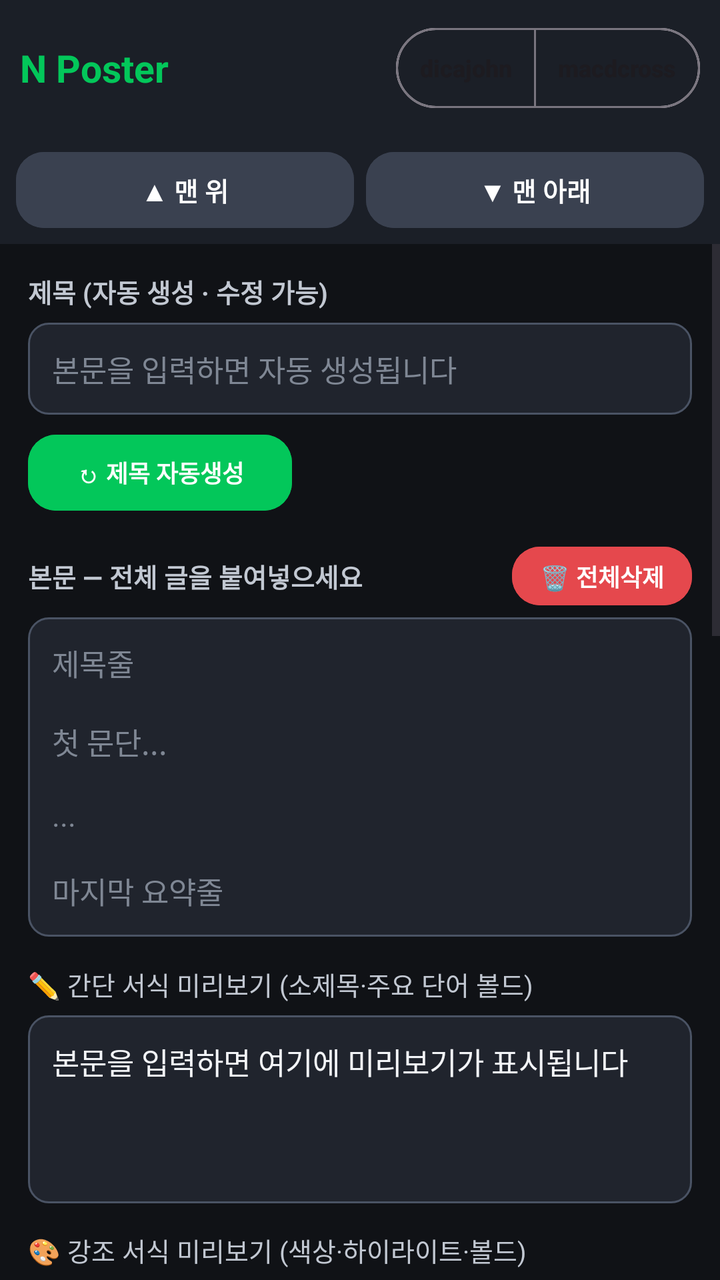
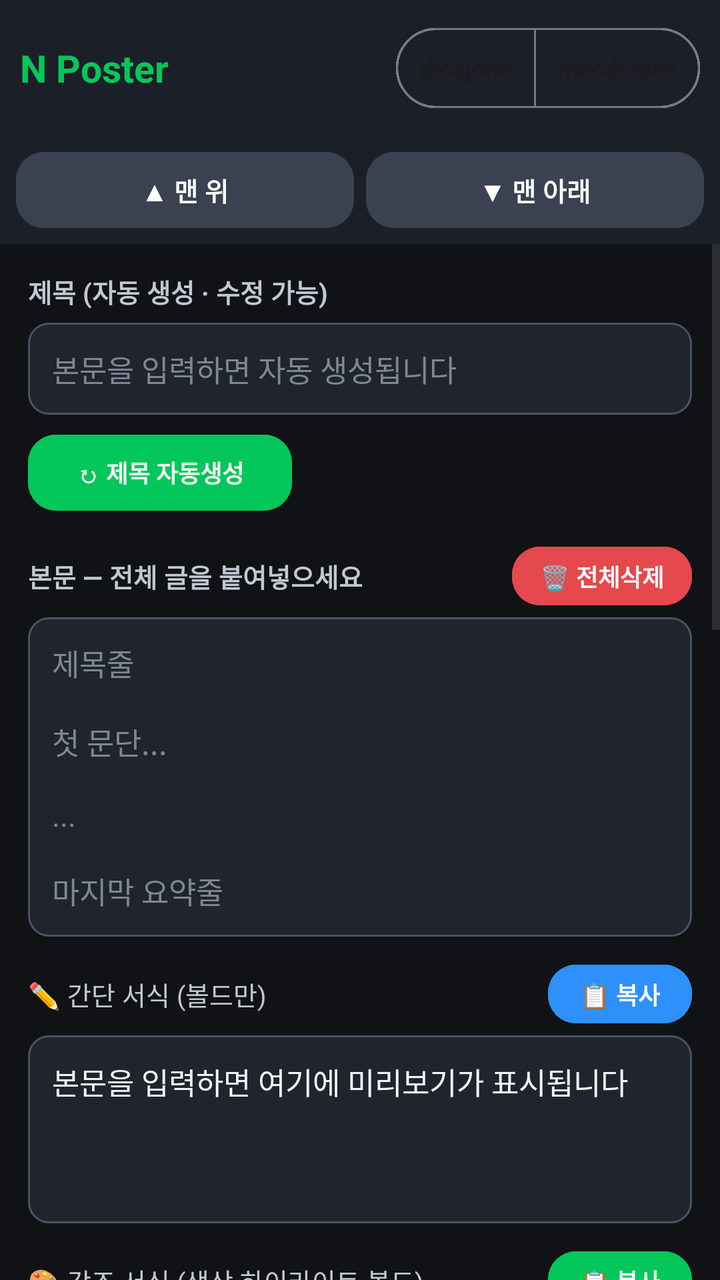

Screens rendered from an Android XML layout before and after an edit, with the pre-edit source and the edit as a unified diff.
<!-- AndroidManifest.xml: application theme Theme.Nclaude -->
<!-- res/layout/activity_main.xml -->
<?xml version="1.0" encoding="utf-8"?>
<LinearLayout xmlns:android="http://schemas.android.com/apk/res/android"
    xmlns:app="http://schemas.android.com/apk/res-auto"
    android:layout_width="match_parent"
    android:layout_height="match_parent"
    android:orientation="vertical"
    android:background="@color/bg_app">

    
    <LinearLayout
        android:layout_width="match_parent"
        android:layout_height="wrap_content"
        android:orientation="horizontal"
        android:gravity="center_vertical"
        android:padding="10dp"
        android:background="@color/bg_bar">

        <TextView
            android:layout_width="0dp"
            android:layout_height="wrap_content"
            android:layout_weight="1"
            android:text="N Poster"
            android:textColor="@color/brand_green"
            android:textSize="19sp"
            android:textStyle="bold" />

        <com.google.android.material.button.MaterialButtonToggleGroup
            android:id="@+id/accountGroup"
            android:layout_width="wrap_content"
            android:layout_height="wrap_content"
            app:singleSelection="true"
            app:selectionRequired="true">

            <com.google.android.material.button.MaterialButton
                android:id="@+id/btnAcc1"
                style="?attr/materialButtonOutlinedStyle"
                android:layout_width="wrap_content"
                android:layout_height="wrap_content"
                android:text="dicajohn"
                android:textSize="12sp"
                android:minWidth="0dp"
                android:paddingStart="12dp"
                android:paddingEnd="12dp" />

            <com.google.android.material.button.MaterialButton
                android:id="@+id/btnAcc2"
                style="?attr/materialButtonOutlinedStyle"
                android:layout_width="wrap_content"
                android:layout_height="wrap_content"
                android:text="macdcross"
                android:textSize="12sp"
                android:minWidth="0dp"
                android:paddingStart="12dp"
                android:paddingEnd="12dp" />
        </com.google.android.material.button.MaterialButtonToggleGroup>
    </LinearLayout>

    <ProgressBar
        android:id="@+id/progress"
        style="?android:attr/progressBarStyleHorizontal"
        android:layout_width="match_parent"
        android:layout_height="wrap_content"
        android:indeterminate="true"
        android:visibility="gone" />

    <TextView
        android:id="@+id/status"
        android:layout_width="match_parent"
        android:layout_height="wrap_content"
        android:padding="8dp"
        android:textColor="@color/brand_green"
        android:textSize="14sp"
        android:textStyle="bold"
        android:visibility="gone" />

    
    <TextView
        android:id="@+id/debugLog"
        android:layout_width="match_parent"
        android:layout_height="wrap_content"
        android:paddingStart="8dp"
        android:paddingEnd="8dp"
        android:paddingTop="3dp"
        android:paddingBottom="3dp"
        android:background="#0a0c10"
        android:fontFamily="monospace"
        android:textColor="#83d39a"
        android:textSize="10sp"
        android:maxLines="3"
        android:scrollbars="vertical"
        android:visibility="gone" />

    
    <LinearLayout
        android:id="@+id/postBar"
        android:layout_width="match_parent"
        android:layout_height="wrap_content"
        android:orientation="horizontal"
        android:background="@color/bg_bar"
        android:paddingStart="8dp"
        android:paddingEnd="8dp"
        android:paddingTop="4dp"
        android:paddingBottom="4dp"
        android:visibility="gone">

        <Button android:id="@+id/btnCollapseChrome"
            android:layout_width="0dp" android:layout_height="wrap_content"
            android:layout_weight="1" android:minWidth="0dp"
            android:minHeight="0dp" android:insetTop="0dp" android:insetBottom="0dp"
            android:backgroundTint="@color/neutral_slate"
            android:text="▾ 입력도구·로그 접기" android:textSize="12sp" />

        <Button android:id="@+id/btnGuide"
            android:layout_width="0dp" android:layout_height="wrap_content"
            android:layout_weight="1" android:layout_marginStart="6dp" android:minWidth="0dp"
            android:minHeight="0dp" android:insetTop="0dp" android:insetBottom="0dp"
            android:backgroundTint="@color/warn_orange"
            android:text="❓ 사용법" android:textSize="12sp" />
    </LinearLayout>

    
    <LinearLayout
        android:id="@+id/navBar"
        android:layout_width="match_parent"
        android:layout_height="wrap_content"
        android:orientation="horizontal"
        android:background="@color/bg_bar"
        android:paddingStart="8dp"
        android:paddingEnd="8dp"
        android:paddingTop="4dp"
        android:paddingBottom="4dp">

        <Button android:id="@+id/btnScrollTop"
            android:layout_width="0dp" android:layout_height="wrap_content"
            android:layout_weight="1" android:minWidth="0dp"
            android:backgroundTint="@color/neutral_slate"
            android:text="▲ 맨 위" android:textSize="13sp" />

        <Button android:id="@+id/btnScrollBottom"
            android:layout_width="0dp" android:layout_height="wrap_content"
            android:layout_weight="1" android:layout_marginStart="6dp" android:minWidth="0dp"
            android:backgroundTint="@color/neutral_slate"
            android:text="▼ 맨 아래" android:textSize="13sp" />
    </LinearLayout>

    
    <LinearLayout
        android:id="@+id/manualBar"
        android:layout_width="match_parent"
        android:layout_height="wrap_content"
        android:orientation="vertical"
        android:background="@color/bg_bar"
        android:paddingStart="6dp"
        android:paddingEnd="6dp"
        android:paddingTop="4dp"
        android:paddingBottom="4dp"
        android:visibility="gone">

        
        <LinearLayout
            android:layout_width="match_parent"
            android:layout_height="wrap_content"
            android:orientation="horizontal">

            <Button android:id="@+id/btnFillTitle"
                android:layout_width="0dp" android:layout_height="wrap_content"
                android:layout_weight="1" android:minWidth="0dp"
                android:backgroundTint="@color/accent_blue"
                android:text="제목 입력" android:textSize="12sp"
                android:paddingStart="2dp" android:paddingEnd="2dp" />

            <Button android:id="@+id/btnTitlePaste"
                android:layout_width="0dp" android:layout_height="wrap_content"
                android:layout_weight="1" android:layout_marginStart="6dp" android:minWidth="0dp"
                android:backgroundTint="@color/accent_blue"
                android:text="제목 붙여넣기" android:textSize="12sp"
                android:paddingStart="2dp" android:paddingEnd="2dp" />
        </LinearLayout>

        
        <LinearLayout
            android:layout_width="match_parent"
            android:layout_height="wrap_content"
            android:orientation="horizontal"
            android:layout_marginTop="6dp">

            <Button android:id="@+id/btnFillBody"
                android:layout_width="0dp" android:layout_height="wrap_content"
                android:layout_weight="1" android:minWidth="0dp"
                android:backgroundTint="@color/brand_green"
                android:text="내용 입력" android:textSize="12sp"
                android:paddingStart="2dp" android:paddingEnd="2dp" />

            <Button android:id="@+id/btnBodyPaste"
                android:layout_width="0dp" android:layout_height="wrap_content"
                android:layout_weight="1" android:layout_marginStart="6dp" android:minWidth="0dp"
                android:backgroundTint="@color/brand_green"
                android:text="내용 붙여넣기" android:textSize="12sp"
                android:paddingStart="2dp" android:paddingEnd="2dp" />
        </LinearLayout>

        
        <Button android:id="@+id/btnFillPhoto"
            android:layout_width="match_parent" android:layout_height="wrap_content"
            android:layout_marginTop="6dp" android:minWidth="0dp"
            android:backgroundTint="@color/warn_orange"
            android:text="🖼 사진 입력(파일 선택창)" android:textSize="12sp"
            android:paddingStart="2dp" android:paddingEnd="2dp" />
    </LinearLayout>

    
    <LinearLayout
        android:layout_width="match_parent"
        android:layout_height="0dp"
        android:layout_weight="1"
        android:orientation="vertical">

        <ScrollView
            android:id="@+id/form"
            android:layout_width="match_parent"
            android:layout_height="0dp"
            android:layout_weight="1"
            android:fillViewport="true">

            <LinearLayout
                android:layout_width="match_parent"
                android:layout_height="wrap_content"
                android:orientation="vertical"
                android:padding="14dp">

                <LinearLayout
                    android:layout_width="match_parent"
                    android:layout_height="wrap_content"
                    android:orientation="horizontal"
                    android:gravity="center_vertical">

                    <TextView
                        android:layout_width="0dp"
                        android:layout_height="wrap_content"
                        android:layout_weight="1"
                        android:text="제목 (자동 생성 · 수정 가능)"
                        android:textColor="@color/text_secondary"
                        android:textSize="13sp"
                        android:textStyle="bold" />
                </LinearLayout>

                <EditText
                    android:id="@+id/titleInput"
                    android:layout_width="match_parent"
                    android:layout_height="wrap_content"
                    android:hint="본문을 입력하면 자동 생성됩니다"
                    android:textColor="@color/text_primary"
                    android:textColorHint="@color/text_hint"
                    android:textSize="15sp"
                    android:background="@drawable/bg_input"
                    android:padding="12dp"
                    android:layout_marginTop="6dp"
                    android:inputType="textMultiLine"
                    android:maxLines="3" />

                <Button
                    android:id="@+id/btnGenTitle"
                    android:layout_width="wrap_content"
                    android:layout_height="wrap_content"
                    android:layout_marginTop="6dp"
                    android:backgroundTint="@color/brand_green"
                    android:text="↻ 제목 자동생성"
                    android:textSize="12sp" />

                <LinearLayout
                    android:layout_width="match_parent"
                    android:layout_height="wrap_content"
                    android:orientation="horizontal"
                    android:gravity="center_vertical"
                    android:layout_marginTop="14dp">

                    <TextView
                        android:id="@+id/contentLabel"
                        android:layout_width="0dp"
                        android:layout_height="wrap_content"
                        android:layout_weight="1"
                        android:text="본문 — 전체 글을 붙여넣으세요"
                        android:textColor="@color/text_secondary"
                        android:textSize="13sp"
                        android:textStyle="bold" />

                    <Button
                        android:id="@+id/btnDeleteContent"
                        android:layout_width="wrap_content"
                        android:layout_height="wrap_content"
                        android:minWidth="0dp"
                        android:minHeight="0dp"
                        android:insetTop="0dp"
                        android:insetBottom="0dp"
                        android:paddingStart="14dp"
                        android:paddingEnd="14dp"
                        android:backgroundTint="@color/danger_red"
                        android:text="🗑 전체삭제"
                        android:textSize="12sp" />
                </LinearLayout>

                <EditText
                    android:id="@+id/contentInput"
                    android:layout_width="match_parent"
                    android:layout_height="wrap_content"
                    android:hint="제목줄\n\n첫 문단...\n\n...\n\n마지막 요약줄"
                    android:textColor="@color/text_primary"
                    android:textColorHint="@color/text_hint"
                    android:textSize="15sp"
                    android:background="@drawable/bg_input"
                    android:padding="12dp"
                    android:layout_marginTop="6dp"
                    android:gravity="top"
                    android:minLines="5"
                    android:maxLines="6"
                    android:scrollbars="vertical"
                    android:overScrollMode="always"
                    android:inputType="textMultiLine|textCapSentences" />

                
                <TextView
                    android:layout_width="wrap_content"
                    android:layout_height="wrap_content"
                    android:layout_marginTop="14dp"
                    android:text="✏️ 간단 서식 미리보기 (소제목·주요 단어 볼드)"
                    android:textColor="@color/text_secondary"
                    android:textSize="13sp" />

                <TextView
                    android:id="@+id/previewBold"
                    android:layout_width="match_parent"
                    android:layout_height="wrap_content"
                    android:layout_marginTop="6dp"
                    android:background="@drawable/bg_input"
                    android:padding="12dp"
                    android:lineSpacingMultiplier="1.35"
                    android:textColor="@color/text_primary"
                    android:textSize="15sp"
                    android:lines="3"
                    android:maxLines="3"
                    android:ellipsize="end"
                    android:text="본문을 입력하면 여기에 미리보기가 표시됩니다" />

                
                <TextView
                    android:layout_width="wrap_content"
                    android:layout_height="wrap_content"
                    android:layout_marginTop="14dp"
                    android:text="🎨 강조 서식 미리보기 (색상·하이라이트·볼드)"
                    android:textColor="@color/text_secondary"
                    android:textSize="13sp" />

                <TextView
                    android:id="@+id/previewRich"
                    android:layout_width="match_parent"
                    android:layout_height="wrap_content"
                    android:layout_marginTop="6dp"
                    android:background="#ffffff"
                    android:padding="12dp"
                    android:lineSpacingMultiplier="1.35"
                    android:textColor="#1a1a1a"
                    android:textSize="15sp"
                    android:lines="3"
                    android:maxLines="3"
                    android:ellipsize="end"
                    android:text="본문을 입력하면 여기에 강조 미리보기가 표시됩니다" />

                
                <LinearLayout
                    android:layout_width="match_parent"
                    android:layout_height="wrap_content"
                    android:orientation="horizontal"
                    android:gravity="center_vertical"
                    android:layout_marginTop="16dp">

                    <Button
                        android:id="@+id/btnPickPhotos"
                        android:layout_width="wrap_content"
                        android:layout_height="wrap_content"
                        android:backgroundTint="@color/warn_orange"
                        android:text="🖼 사진 선택"
                        android:textSize="13sp" />

                    <TextView
                        android:id="@+id/photoCount"
                        android:layout_width="0dp"
                        android:layout_height="wrap_content"
                        android:layout_weight="1"
                        android:layout_marginStart="10dp"
                        android:text="선택된 사진 없음"
                        android:textColor="@color/text_secondary"
                        android:textSize="13sp" />

                    <Button
                        android:id="@+id/btnClearPhotos"
                        android:layout_width="wrap_content"
                        android:layout_height="wrap_content"
                        android:backgroundTint="@color/danger_red"
                        android:text="비우기"
                        android:textSize="12sp"
                        android:visibility="gone" />
                </LinearLayout>

                <TextView
                    android:layout_width="match_parent"
                    android:layout_height="wrap_content"
                    android:layout_marginTop="4dp"
                    android:text="사진은 본문 문단 사이에 랜덤 위치로 자동 삽입됩니다"
                    android:textColor="@color/text_hint"
                    android:textSize="11sp" />

                <HorizontalScrollView
                    android:layout_width="match_parent"
                    android:layout_height="wrap_content"
                    android:layout_marginTop="6dp"
                    android:scrollbars="none">

                    <LinearLayout
                        android:id="@+id/photoStrip"
                        android:layout_width="wrap_content"
                        android:layout_height="wrap_content"
                        android:orientation="horizontal" />
                </HorizontalScrollView>

                
                <androidx.appcompat.widget.SwitchCompat
                    android:id="@+id/autoPublishSwitch"
                    android:layout_width="match_parent"
                    android:layout_height="wrap_content"
                    android:layout_marginTop="16dp"
                    android:text="발행까지 자동 (끄면 검토 후 직접 발행)"
                    android:textColor="@color/text_primary"
                    android:textSize="13sp"
                    android:checked="false" />

                
                <Button
                    android:id="@+id/btnPost"
                    android:layout_width="match_parent"
                    android:layout_height="wrap_content"
                    android:layout_marginTop="18dp"
                    android:text="📤 블로그 포스팅"
                    android:textSize="16sp"
                    android:backgroundTint="@color/brand_green" />

                
                <Button
                    android:id="@+id/btnOpenBlogApp"
                    style="@style/AppButton"
                    android:layout_width="match_parent"
                    android:layout_height="wrap_content"
                    android:layout_marginTop="10dp"
                    android:text="네이버 블로그 열기 (스플릿 뷰)"
                    android:textSize="15sp"
                    android:backgroundTint="@color/brand_green"
                    app:icon="@drawable/ic_naver"
                    app:iconGravity="textStart"
                    app:iconTint="@color/on_color" />

                <View
                    android:layout_width="match_parent"
                    android:layout_height="1dp"
                    android:layout_marginTop="20dp"
                    android:background="#2a2f3a" />

                <TextView
                    android:layout_width="wrap_content"
                    android:layout_height="wrap_content"
                    android:layout_marginTop="16dp"
                    android:text="SNS 공유 (포스팅 완료 후)"
                    android:textColor="@color/text_secondary"
                    android:textSize="13sp"
                    android:textStyle="bold" />

                <TextView
                    android:id="@+id/postedUrl"
                    android:layout_width="match_parent"
                    android:layout_height="wrap_content"
                    android:layout_marginTop="4dp"
                    android:text="아직 게시된 글이 없습니다"
                    android:textColor="@color/text_hint"
                    android:textSize="12sp"
                    android:autoLink="web" />

                <TextView
                    android:layout_width="wrap_content"
                    android:layout_height="wrap_content"
                    android:layout_marginTop="12dp"
                    android:text="공유 원문 (자동 생성 · 붙여넣기/수정 가능)"
                    android:textColor="@color/text_secondary"
                    android:textSize="13sp" />

                <EditText
                    android:id="@+id/snsInput"
                    android:layout_width="match_parent"
                    android:layout_height="wrap_content"
                    android:hint="포스팅 완료 후 자동 생성됩니다.\n네이버 '공유하기 복사' 글을 붙여넣어도 됩니다."
                    android:textColor="@color/text_primary"
                    android:textColorHint="@color/text_hint"
                    android:textSize="14sp"
                    android:background="@drawable/bg_input"
                    android:padding="12dp"
                    android:layout_marginTop="6dp"
                    android:gravity="top"
                    android:minLines="2"
                    android:maxLines="3"
                    android:scrollbars="vertical"
                    android:inputType="textMultiLine" />

                <TextView
                    android:layout_width="wrap_content"
                    android:layout_height="wrap_content"
                    android:layout_marginTop="14dp"
                    android:text="후킹 메시지 (자동 변환 · 복사용)"
                    android:textColor="@color/text_secondary"
                    android:textSize="13sp" />

                <EditText
                    android:id="@+id/hookOutput"
                    android:layout_width="match_parent"
                    android:layout_height="wrap_content"
                    android:hint="공유 원문을 넣으면 후킹 문구로 자동 변환됩니다."
                    android:textColor="#ffe27a"
                    android:textColorHint="@color/text_hint"
                    android:textSize="14sp"
                    android:background="@drawable/bg_input"
                    android:padding="12dp"
                    android:layout_marginTop="6dp"
                    android:gravity="top"
                    android:minLines="2"
                    android:maxLines="4"
                    android:scrollbars="vertical"
                    android:inputType="textMultiLine" />

                <LinearLayout
                    android:layout_width="match_parent"
                    android:layout_height="wrap_content"
                    android:orientation="horizontal"
                    android:layout_marginTop="8dp">

                    <Button
                        android:id="@+id/btnGenHook"
                        android:layout_width="0dp"
                        android:layout_height="wrap_content"
                        android:layout_weight="1"
                        android:minWidth="0dp"
                        android:backgroundTint="@color/neutral_slate"
                        android:text="↻ 다시 생성"
                        android:textSize="13sp" />

                    <Button
                        android:id="@+id/btnCopyHook"
                        android:layout_width="0dp"
                        android:layout_height="wrap_content"
                        android:layout_weight="1"
                        android:layout_marginStart="8dp"
                        android:minWidth="0dp"
                        android:text="📋 후킹 복사"
                        android:textSize="13sp"
                        android:backgroundTint="@color/accent_blue" />
                </LinearLayout>

                
                <Button
                    android:id="@+id/btnShareAll"
                    android:layout_width="match_parent"
                    android:layout_height="wrap_content"
                    android:layout_marginTop="8dp"
                    android:backgroundTint="@color/brand_green"
                    android:text="📤 전체 SNS 순서대로 공유"
                    android:textSize="14sp" />

                
                <TextView
                    android:layout_width="match_parent"
                    android:layout_height="wrap_content"
                    android:layout_marginTop="16dp"
                    android:text="SNS별 개별 복사 (앱마다 형식 다름 · 복사 후 앱 열기)"
                    android:textColor="@color/text_secondary"
                    android:textSize="13sp" />

                <LinearLayout
                    android:id="@+id/snsCards"
                    android:layout_width="match_parent"
                    android:layout_height="wrap_content"
                    android:orientation="vertical"
                    android:layout_marginTop="2dp" />

                <View
                    android:layout_width="match_parent"
                    android:layout_height="40dp" />
            </LinearLayout>
        </ScrollView>

        
        <View
            android:id="@+id/splitHandle"
            android:layout_width="match_parent"
            android:layout_height="24dp"
            android:background="@drawable/split_handle"
            android:contentDescription="화면 비율 조절 핸들"
            android:visibility="gone" />

        
        <WebView
            android:id="@+id/web"
            android:layout_width="match_parent"
            android:layout_height="0dp"
            android:layout_weight="0"
            android:visibility="gone" />
    </LinearLayout>
</LinearLayout>
<!-- resources referenced by this layout -->
<resources>
  <color name="accent_blue">#2e90fa</color>
  <color name="bg_app">#101216</color>
  <color name="bg_bar">#1b1f27</color>
  <color name="brand_green">#03c75a</color>
  <color name="danger_red">#e5484d</color>
  <color name="neutral_slate">#3a4150</color>
  <color name="on_color">#ffffff</color>
  <color name="text_hint">#7f8794</color>
  <color name="text_primary">#f3f5f8</color>
  <color name="text_secondary">#c2c8d2</color>
  <color name="warn_orange">#f59e0b</color>
  <!-- drawable bg_input (drawable) -->
  <?xml version="1.0" encoding="utf-8"?>
  <shape xmlns:android="http://schemas.android.com/apk/res/android"
      android:shape="rectangle">
      <solid android:color="@color/bg_field" />
      <stroke android:width="1dp" android:color="@color/field_outline" />
      <corners android:radius="10dp" />
  </shape>
  <!-- drawable ic_naver (drawable) -->
  <vector xmlns:android="http://schemas.android.com/apk/res/android"
      android:width="24dp"
      android:height="24dp"
      android:viewportWidth="24"
      android:viewportHeight="24">
      <path
          android:fillColor="#FFFFFF"
          android:pathData="M5,5h4.2l5.6,8V5H19v14h-4.2l-5.6,-8v8H5z" />
  </vector>
  <!-- drawable split_handle (drawable) -->
  <?xml version="1.0" encoding="utf-8"?>
  <layer-list xmlns:android="http://schemas.android.com/apk/res/android">
      <item>
          <shape android:shape="rectangle">
              <solid android:color="@color/split_bar_bg" />
          </shape>
      </item>
      <item android:gravity="center">
          <shape android:shape="rectangle">
              <size android:width="52dp" android:height="5dp" />
              <solid android:color="@color/split_grip" />
              <corners android:radius="3dp" />
          </shape>
      </item>
  </layer-list>
  <style name="AppButton" parent="Widget.Material3.Button">
          <item name="cornerRadius">14dp</item>
          <item name="android:textColor">@color/on_color</item>
          <item name="android:textStyle">bold</item>
          <item name="android:textAllCaps">false</item>
          <item name="android:minHeight">46dp</item>
          <item name="android:letterSpacing">0</item>
          <item name="elevation">2dp</item>
          <item name="rippleColor">#33ffffff</item>
      </style>
  <style name="Theme.Nclaude" parent="Theme.Material3.DayNight.NoActionBar">
          <item name="android:windowBackground">@color/bg_app</item>
          <item name="android:statusBarColor">@color/bg_bar</item>
          <item name="colorPrimary">@color/brand_green</item>
          <item name="colorOnPrimary">@color/on_color</item>
          
          <item name="materialButtonStyle">@style/AppButton</item>
      </style>
  <color name="bg_field">#20242d</color>
  <color name="field_outline">#4a5364</color>
  <color name="split_bar_bg">#232833</color>
  <color name="split_grip">#8a93a3</color>
</resources>

<!-- the commit's change to res/layout/activity_main.xml (unified diff, before → after) -->
@@ -318,13 +318,35 @@
                     android:inputType="textMultiLine|textCapSentences" />
 
                 
-                <TextView
-                    android:layout_width="wrap_content"
-                    android:layout_height="wrap_content"
-                    android:layout_marginTop="14dp"
-                    android:text="✏️ 간단 서식 미리보기 (소제목·주요 단어 볼드)"
-                    android:textColor="@color/text_secondary"
-                    android:textSize="13sp" />
+                <LinearLayout
+                    android:layout_width="match_parent"
+                    android:layout_height="wrap_content"
+                    android:orientation="horizontal"
+                    android:gravity="center_vertical"
+                    android:layout_marginTop="14dp">
+
+                    <TextView
+                        android:layout_width="0dp"
+                        android:layout_height="wrap_content"
+                        android:layout_weight="1"
+                        android:text="✏️ 간단 서식 (볼드만)"
+                        android:textColor="@color/text_secondary"
+                        android:textSize="13sp" />
+
+                    <Button
+                        android:id="@+id/btnCopyBold"
+                        android:layout_width="wrap_content"
+                        android:layout_height="wrap_content"
+                        android:minWidth="0dp"
+                        android:minHeight="0dp"
+                        android:insetTop="0dp"
+                        android:insetBottom="0dp"
+                        android:paddingStart="16dp"
+                        android:paddingEnd="16dp"
+                        android:backgroundTint="@color/accent_blue"
+                        android:text="📋 복사"
+                        android:textSize="12sp" />
+                </LinearLayout>
 
                 <TextView
                     android:id="@+id/previewBold"
@@ -342,13 +364,35 @@
                     android:text="본문을 입력하면 여기에 미리보기가 표시됩니다" />
 
                 
-                <TextView
-                    android:layout_width="wrap_content"
-                    android:layout_height="wrap_content"
-                    android:layout_marginTop="14dp"
-                    android:text="🎨 강조 서식 미리보기 (색상·하이라이트·볼드)"
-                    android:textColor="@color/text_secondary"
-                    android:textSize="13sp" />
+                <LinearLayout
+                    android:layout_width="match_parent"
+                    android:layout_height="wrap_content"
+                    android:orientation="horizontal"
+                    android:gravity="center_vertical"
+                    android:layout_marginTop="14dp">
+
+                    <TextView
+                        android:layout_width="0dp"
+                        android:layout_height="wrap_content"
+                        android:layout_weight="1"
+                        android:text="🎨 강조 서식 (색상·하이라이트·볼드)"
+                        android:textColor="@color/text_secondary"
+                        android:textSize="13sp" />
+
+                    <Button
+                        android:id="@+id/btnCopyRich"
+                        android:layout_width="wrap_content"
+                        android:layout_height="wrap_content"
+                        android:minWidth="0dp"
+                        android:minHeight="0dp"
+                        android:insetTop="0dp"
+                        android:insetBottom="0dp"
+                        android:paddingStart="16dp"
+                        android:paddingEnd="16dp"
+                        android:backgroundTint="@color/brand_green"
+                        android:text="📋 복사"
+                        android:textSize="12sp" />
+                </LinearLayout>
 
                 <TextView
                     android:id="@+id/previewRich"
